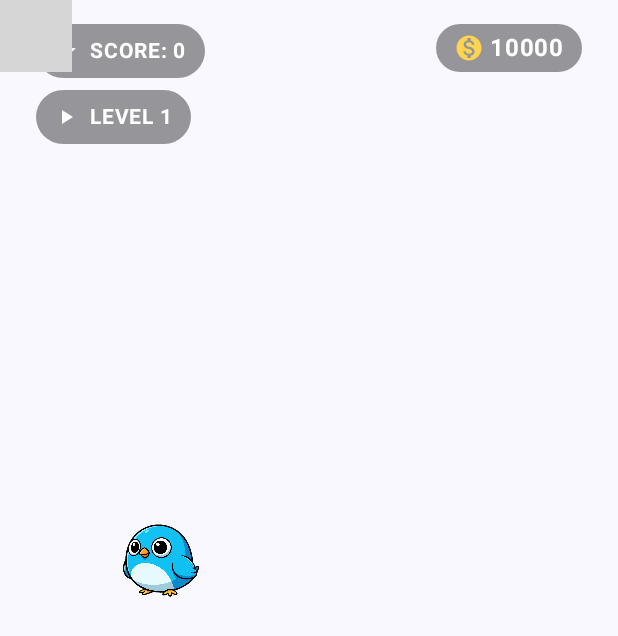
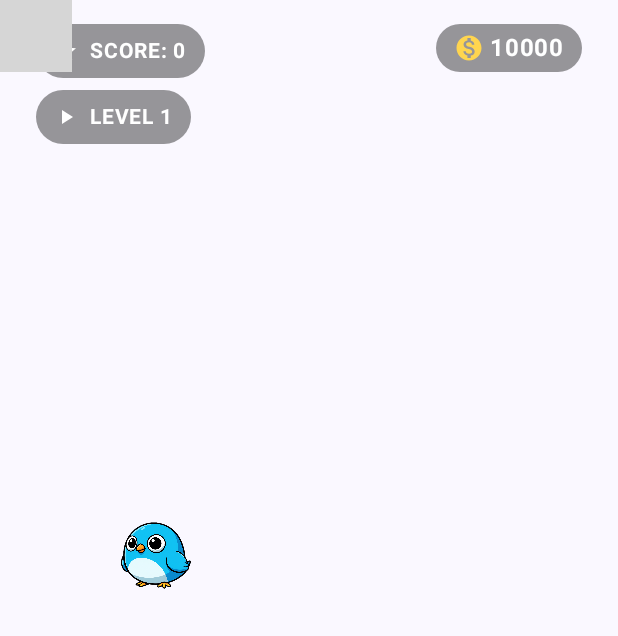
Before and after one commit to KotonoSora/SkyHop, an Android app built with Jetpack Compose: the composable GameScreen shown on its own in the app's theme, on a phone screen of 412 x 824 dp. Shown: the top 636 px of the screen. Run offline under Robolectric (Android 15) with nearby library versions, the light colour scheme and no system bars; 1 statement that could not run was skipped; grey boxes are pictures that could not be loaded.

Commit message:
feat(game): enhance style game play

```diff
--- a/app/src/main/java/com/kotonosora/skyboundhopper/game/GameModels.kt
+++ b/app/src/main/java/com/kotonosora/skyboundhopper/game/GameModels.kt
@@ -6,7 +6,7 @@ import androidx.compose.ui.geometry.Size
 data class BirdState(
     val position: Offset = Offset(100f, 500f),
     val velocity: Float = 0f,
-    val size: Size = Size(120f, 120f)
+    val size: Size = Size(110f, 110f)
 )
 
 data class PipeState(
--- a/app/src/main/java/com/kotonosora/skyboundhopper/ui/HomeScreen.kt
+++ b/app/src/main/java/com/kotonosora/skyboundhopper/ui/HomeScreen.kt
@@ -69,7 +69,7 @@ fun HomeScreen(
         modifier = Modifier.fillMaxSize()
     ) {
         // Reused background elements
-        GameBackground(opacity = 0.4f)
+        GameBackground(opacity = 0.3f)
 
         // Settings Button
         IconButton(
```
